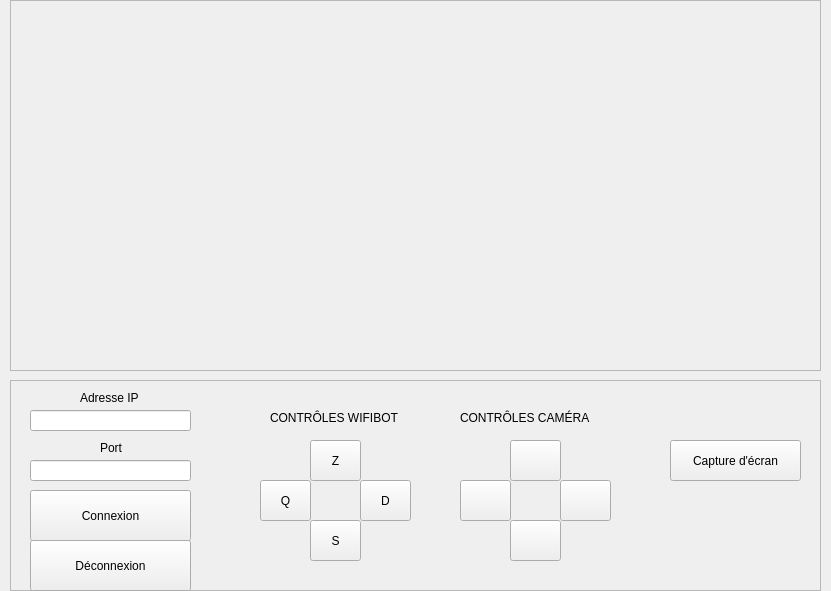
The window that wifibot/mainwindow.ui (arnaudMUSSILLON/wifibot) describes before a commit, drawn with Qt 5.
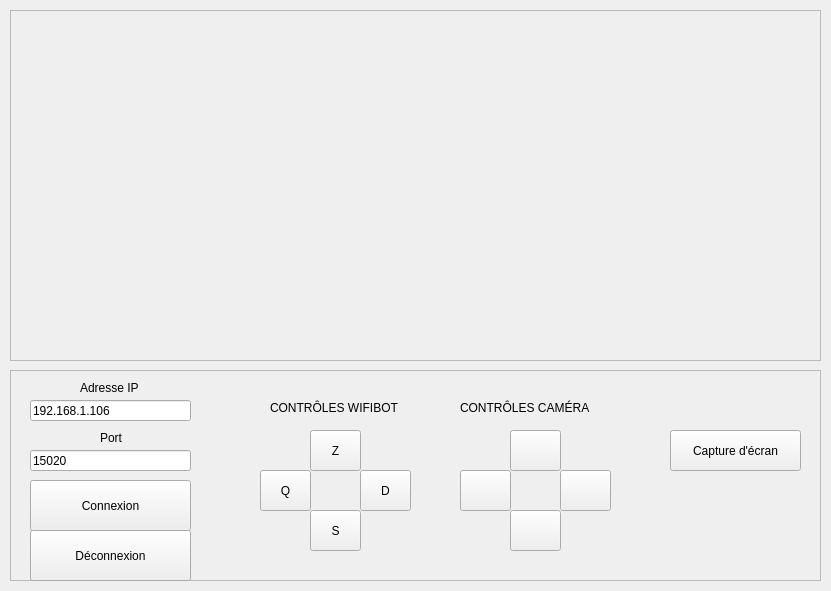
The same window after the commit.

Commit message: update interface graphique

Patch:
```diff
--- a/wifibot/mainwindow.ui
+++ b/wifibot/mainwindow.ui
@@ -18,9 +18,9 @@
     <property name="geometry">
      <rect>
       <x>10</x>
-      <y>0</y>
+      <y>10</y>
       <width>811</width>
-      <height>371</height>
+      <height>351</height>
      </rect>
     </property>
     <property name="frameShape">
@@ -34,7 +34,7 @@
     <property name="geometry">
      <rect>
       <x>10</x>
-      <y>380</y>
+      <y>370</y>
       <width>811</width>
       <height>211</height>
      </rect>
@@ -67,6 +67,9 @@
        <height>21</height>
       </rect>
      </property>
+     <property name="text">
+      <string>15020</string>
+     </property>
     </widget>
     <widget class="QToolButton" name="sBtn">
      <property name="geometry">
@@ -103,6 +106,9 @@
        <height>21</height>
       </rect>
      </property>
+     <property name="text">
+      <string>192.168.1.106</string>
+     </property>
     </widget>
     <widget class="QPushButton" name="disconnectBtn">
      <property name="geometry">
```
The commit also changes 3 other files.
